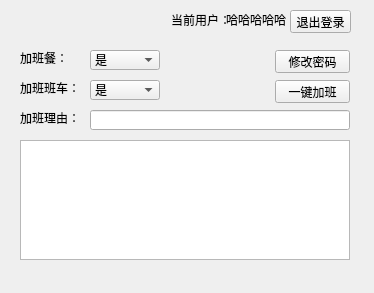
First picture: the form in Codes/QT_UI/AddWork.ui, repository q381528589/AddWork, before the edit.
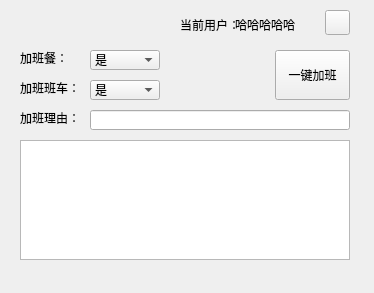
Second picture: the form after the edit. Icons and pictures are not drawn.

Commit message: 新增：qss界面美化

```diff
--- a/Codes/QT_UI/AddWork.ui
+++ b/Codes/QT_UI/AddWork.ui
@@ -27,8 +27,8 @@
    <widget class="QLabel" name="Label_User">
     <property name="geometry">
      <rect>
-      <x>171</x>
-      <y>10</y>
+      <x>180</x>
+      <y>15</y>
       <width>70</width>
       <height>20</height>
      </rect>
@@ -40,8 +40,8 @@
    <widget class="QLabel" name="Label_CurUser">
     <property name="geometry">
      <rect>
-      <x>226</x>
-      <y>10</y>
+      <x>235</x>
+      <y>15</y>
       <width>80</width>
       <height>20</height>
      </rect>
@@ -152,43 +152,40 @@
      </property>
     </item>
    </widget>
-   <widget class="QPushButton" name="Btn_ChgPsw">
-    <property name="geometry">
-     <rect>
-      <x>275</x>
-      <y>50</y>
-      <width>75</width>
-      <height>23</height>
-     </rect>
-    </property>
-    <property name="text">
-     <string>修改密码</string>
-    </property>
-   </widget>
    <widget class="QPushButton" name="Btn_AddWork">
     <property name="geometry">
      <rect>
       <x>275</x>
-      <y>80</y>
+      <y>50</y>
       <width>75</width>
-      <height>23</height>
+      <height>50</height>
      </rect>
     </property>
     <property name="text">
      <string>一键加班</string>
     </property>
    </widget>
-   <widget class="QPushButton" name="Btn_Exit">
+   <widget class="QToolButton" name="ToolButton">
     <property name="geometry">
      <rect>
-      <x>290</x>
+      <x>325</x>
       <y>10</y>
-      <width>61</width>
-      <height>23</height>
+      <width>25</width>
+      <height>25</height>
      </rect>
     </property>
     <property name="text">
-     <string>退出登录</string>
+     <string/>
+    </property>
+    <property name="icon">
+     <iconset>
+      <normaloff>images/settings.png</normaloff>images/settings.png</iconset>
+    </property>
+    <property name="iconSize">
+     <size>
+      <width>12</width>
+      <height>12</height>
+     </size>
     </property>
    </widget>
   </widget>
```
Left out of the diff: 2 changed lines with no effect on the pictures. The commit also changes 5 other files.
